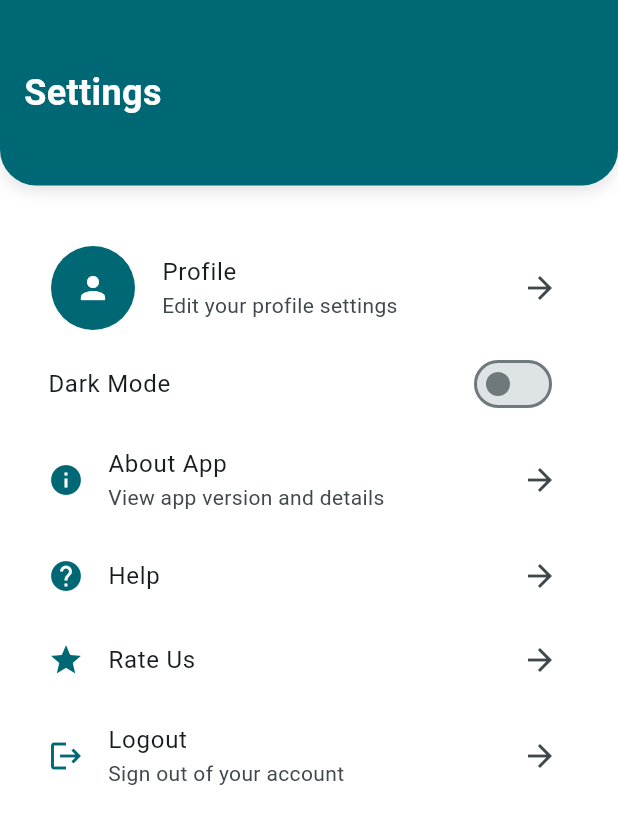
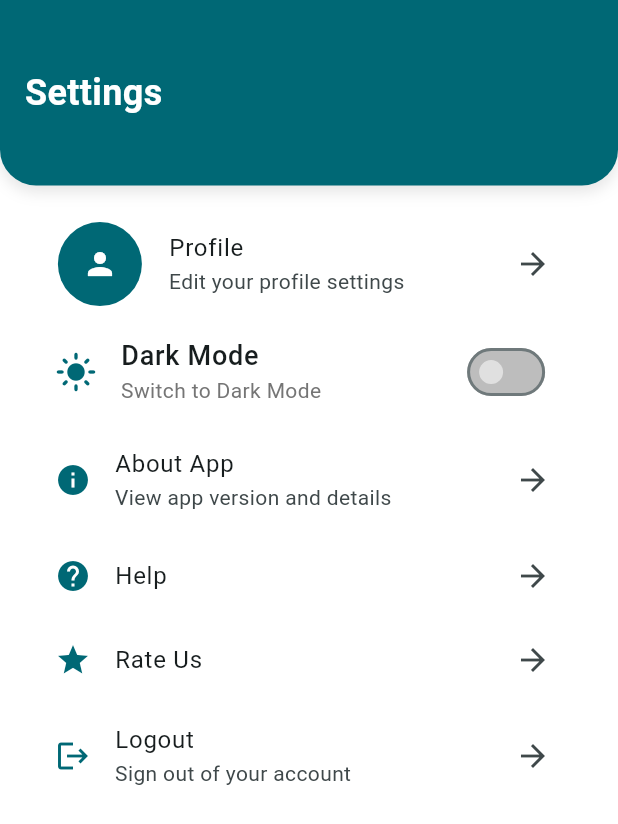
Before and after one commit to H4M1Z/resort_automation_app, a Flutter app: the SettingsTab screen opened by its route, on a phone screen of 412 x 824 dp. Shown: the top 824 px of the screen. Run offline on Flutter 3.47's test engine with Material 3 defaults, Android fonts, the phone set to English and light mode, and no system bars; our stand-ins replace animated_notch_bottom_bar, cloud_firestore, connectivity_plus, firebase_auth, firebase_core, flutter_riverpod and 8 more; missing offline and left inert: form_validation, mqtt_client; accounts and stored records are empty.

Commit message:
All things get completed

```diff
--- a/lib/core/dialogs/logout_dialog.dart
+++ b/lib/core/dialogs/logout_dialog.dart
@@ -41,6 +41,9 @@ void showLogoutConfirmationDialog(BuildContext context, WidgetRef ref) {
               await sharedPref
                   .remove(SharedPrefKeys.kisUserSignedInUsingProvider);
               await sharedPref.remove(SharedPrefKeys.kUserUID);
+              await sharedPref.remove(SharedPrefKeys.kUserName);
+              await sharedPref.remove(SharedPrefKeys.kUserPicUrl);
+              await sharedPref.remove(SharedPrefKeys.kThemePrefrences);
               ref.read(bottomBarStateProvider.notifier).restoreState();
               // Perform logout action
               ref.read(settingTabControllerProvider.notifier).onLogOutClicked();
--- a/lib/core/protocol/Firestore_mqtt_Bridge.dart
+++ b/lib/core/protocol/Firestore_mqtt_Bridge.dart
@@ -64,6 +64,7 @@ Future<void> startListeningToFirestore(
 }
 
 void publishDeviceUpdate(
+  String deviceName,
   String userId,
   String deviceId,
   String status,
@@ -73,6 +74,8 @@ void publishDeviceUpdate(
 ) {
   final topic = 'user/$userId/device/$deviceId/status';
   final message = {
+    'deviceId': deviceId,
+    'deviceName': deviceName,
     'status': status,
     'type': deviceType,
     'attribute': attributeValue ?? '',
--- a/lib/pages/group_tab/widgets/group_container.dart
+++ b/lib/pages/group_tab/widgets/group_container.dart
@@ -80,11 +80,14 @@ class GroupContainer extends ConsumerWidget {
                       const SizedBox(width: 10), // Space between icon and text
                       // Group Name
                       Text(
+                        overflow: TextOverflow.ellipsis,
                         deviceGroup.groupName,
                         style: TextStyle(
                           fontSize: 20,
                           fontWeight: FontWeight.bold,
-                          color: isDarkMode ? Colors.white : Colors.black,
+                          color: isDarkMode
+                              ? Colors.white
+                              : Theme.of(context).primaryColor,
                         ),
                       ),
                     ],
--- a/lib/pages/login_page/controllers/login_page_controller.dart
+++ b/lib/pages/login_page/controllers/login_page_controller.dart
@@ -13,6 +13,7 @@ import 'package:home_automation_app/core/enums.dart';
 import 'package:home_automation_app/core/services/user_management_service.dart';
 import 'package:home_automation_app/core/services/user_profile_service.dart';
 import 'package:home_automation_app/main.dart';
+import 'package:home_automation_app/providers/user_addtion_state_provider.dart';
 
 import '../../../core/model_classes/sign_in_model.dart';
 import '../../../core/model_classes/user_model.dart';
@@ -87,7 +88,7 @@ class LoginPageController extends Notifier<UserSigninStates>
               .insertIsUserSignedInUsingProvider(false);
           if (isUserInserted && isUserSignedIn && providerInserted) {
             globalUserId = user.uid;
-
+            ref.read(userStateProvider.notifier).setUserData();
             state = UserSigninLoadedState();
           } else {
             state = UserSigninErrorState(
@@ -144,6 +145,7 @@ class LoginPageController extends Notifier<UserSigninStates>
         //....IF USER IS SIGNED IN SUCCESSFULLY SET LOADED STATE ELSE ERROR
         switch (isSignedIn) {
           case true:
+            ref.read(userStateProvider.notifier).setUserData();
             globalUserId = user.uid;
             state = UserSigninLoadedState();
             break;
--- a/lib/pages/profile_page/widgets/profile_page_widgets.dart
+++ b/lib/pages/profile_page/widgets/profile_page_widgets.dart
@@ -270,6 +270,7 @@ class StyledTextField extends StatelessWidget {
           ],
         ),
         child: TextFormField(
+          style: TextStyle(color: isDark ? Colors.black : Colors.black),
           obscureText: isPassword,
           enabled: enabled,
           controller: controller,
--- a/lib/pages/setting_tab/controller/setting_tab_controller.dart
+++ b/lib/pages/setting_tab/controller/setting_tab_controller.dart
@@ -60,6 +60,7 @@ class SettingTabController extends Notifier<SettingsTabStates> {
     final user = await _userProfileService.getUser();
     isEnabled = await _userManagementService.isUserSignedInUsingProvider();
     if (user != null) {
+      log("User Image Url ${user.profilePic}");
       name = user.userName;
       email = user.email;
       image = user.profilePic;
--- a/lib/pages/setting_tab/view/setting_tab_view.dart
+++ b/lib/pages/setting_tab/view/setting_tab_view.dart
@@ -1,11 +1,16 @@
+import 'dart:developer';
+
 import 'package:flutter/material.dart';
 import 'package:flutter/scheduler.dart';
 import 'package:flutter_riverpod/flutter_riverpod.dart';
 import 'package:home_automation_app/config/navigation/route_navigation.dart';
+import 'package:home_automation_app/config/service_locator.dart';
 import 'package:home_automation_app/core/dialogs/logout_dialog.dart';
+import 'package:home_automation_app/core/services/user_management_service.dart';
 import 'package:home_automation_app/pages/profile_page/profile_page.dart';
 import 'package:home_automation_app/pages/setting_tab/controller/setting_tab_controller.dart';
 import 'package:home_automation_app/themes/state_provider.dart';
+import 'package:home_automation_app/utils/asset_images.dart';
 
 import 'widgets/setting_tab_widget.dart';
 
@@ -18,8 +23,6 @@ class SettingsTab extends ConsumerStatefulWidget {
 }
 
 class SettingsTabState extends ConsumerState<SettingsTab> {
-  final bool _isDarkTheme = false;
-
   // Function to launch a URL (for Help or Rate Us)
   Future<void> _launchURL(String url) async {
     // if (await canLaunch(url)) {
@@ -31,22 +34,39 @@ class SettingsTabState extends ConsumerState<SettingsTab> {
 
   @override
   Widget build(BuildContext context) {
-    final size = MediaQuery.sizeOf(context);
+    final theme = Theme.of(context);
+    final isDark = theme.brightness == Brightness.dark;
+    String userProfilePic = "";
+    var sl = serviceLocator.get<UserManagementService>();
+    if (sl.isUserProfileUrlInPrefs()) {
+      userProfilePic = sl.getUserPicUrl();
+    }
+    log("User image Url in Prefs: $userProfilePic");
+
+    final size = MediaQuery.sizeOf(context); // Responsive screen size
+    final height = size.height;
+    final width = size.width;
+
     final settingsController = ref.read(settingTabControllerProvider.notifier);
     final themeProvider = ref.read(themeStateProvider.notifier);
+
     SchedulerBinding.instance.addPostFrameCallback(
       (timeStamp) {
         ref.read(settingTabControllerProvider.notifier).reinitializeState();
       },
     );
+
     return Scaffold(
       body: Stack(
         children: [
           Padding(
-            padding: const EdgeInsets.all(16.0),
+            padding: EdgeInsets.symmetric(
+              horizontal: width * 0.05, // Dynamic horizontal padding
+              vertical: height * 0.02, // Dynamic vertical padding
+            ),
             child: Column(
               children: [
-                const SizedBox(height: 140), // Add space for the top container
+                SizedBox(height: height * 0.15), // Top space is dynamic
                 GestureDetector(
                   onTap: () {
                     Navigator.pushNamed(
@@ -56,85 +76,111 @@ class SettingsTabState extends ConsumerState<SettingsTab> {
                         image: settingsController.image,
                         name: settingsController.name,
                         email: settingsController.email,
-                          isEnabled: settingsController.isEnabled),
+                        isEnabled: settingsController.isEnabled,
+                      ),
                     );
                   },
                   child: const ListTile(
                     leading: Hero(
                       tag: 'profileImage',
-                      child: ProfileWidget(),
+                      child: ProfileWidget(
+                        profileImageUrl: profileImage,
+                      ),
                     ),
                     title: Text("Profile"),
                     subtitle: Text("Edit your profile settings"),
                     trailing: Icon(Icons.arrow_forward),
                   ),
                 ),
-                Consumer(
-                  builder: (context, ref, child) {
-                    // Watch the current theme mode from the provider
-                    final isDarkTheme =
-                        ref.watch(themeStateProvider) == ThemeMode.dark;
-
-                    return SwitchListTile(
-                      title: const Text("Dark Mode"),
-                      value: isDarkTheme,
+                // Custom Dark Mode Tile with Icon
+                ListTile(
+                  leading: Icon(
+                    isDark ? Icons.dark_mode : Icons.light_mode,
+                    color:
+                        isDark ? Colors.amber : Theme.of(context).primaryColor,
+                    size: 28, // Adjust the size of the icon
+                  ),
+                  title: const Text(
+                    "Dark Mode",
+                    style: TextStyle(fontSize: 18, fontWeight: FontWeight.w500),
+                  ),
+                  subtitle: Text(
+                    isDark ? "Switch to Light Mode" : "Switch to Dark Mode",
+                    style: TextStyle(fontSize: 14, color: Colors.grey.shade600),
+                  ),
+                  trailing: Switch(
+                    value: isDark,
+                    activeColor: Theme.of(context).colorScheme.primary,
+                    inactiveThumbColor: Colors.grey.shade300,
+                    inactiveTrackColor: Colors.grey.shade400,
                     onChanged: (value) {
-                        // Use ref to call the toggleTheme method
+                      sl.setTheme(value);
                       themeProvider.toggleTheme(value);
                     },
-                    );
+                  ),
+                  onTap: () {
+                    // Trigger the theme change when the user taps the tile
+                    // sl.setTheme(isDark);
+                    // themeProvider.toggleTheme(!isDark);
                   },
                 ),
-                // App Version
+                Expanded(
+                  child: ListView(
+                    physics: const BouncingScrollPhysics(),
+                    children: [
                       ListTile(
-                  leading:
-                      Icon(Icons.info, color: Theme.of(context).primaryColor),
+                        leading: Icon(Icons.info,
+                            color: isDark
+                                ? Colors.white
+                                : Theme.of(context).primaryColor),
                         title: const Text("About App"),
                         subtitle: const Text("View app version and details"),
                         trailing: const Icon(Icons.arrow_forward),
                         onTap: () {
-                    // Show App Info Dialog
                           showAboutDialog(
                             context: context,
                             applicationName: "Home Automation App",
                             applicationVersion: "1.0.0",
                             applicationIcon: const Icon(Icons.home),
                             children: [
-                        const Text("This app helps manage your IoT devices."),
+                              const Text(
+                                  "This app helps manage your IoT devices."),
                             ],
                           );
                         },
                       ),
-                // Help List Tile
                       ListTile(
                         leading: Icon(
                           Icons.help,
-                    color: Theme.of(context).primaryColor,
+                          color: isDark
+                              ? Colors.white
+                              : Theme.of(context).primaryColor,
                         ),
                         title: const Text("Help"),
                         trailing: const Icon(Icons.arrow_forward),
                         onTap: () {
-                    _launchURL(
-                        'https://yourapphelpurl.com'); // Replace with your actual help URL
+                          _launchURL('https://yourapphelpurl.com');
                         },
                       ),
-                // Rate Us List Tile
                       ListTile(
-                  leading:
-                      Icon(Icons.star, color: Theme.of(context).primaryColor),
+                        leading: Icon(Icons.star,
+                            color: isDark
+                                ? Colors.white
+                                : Theme.of(context).primaryColor),
                         title: const Text("Rate Us"),
                         trailing: const Icon(Icons.arrow_forward),
                         onTap: () {
                           _launchURL(
-                        'https://play.google.com/store/apps/details?id=com.yourapp'); // Replace with your app's URL
+                              'https://play.google.com/store/apps/details?id=com.yourapp');
                         },
                       ),
-                // Logout Option
                       Consumer(
                         builder: (context, ref, child) {
                           return ListTile(
                             leading: Icon(Icons.logout,
-                          color: Theme.of(context).primaryColor),
+                                color: isDark
+                                    ? Colors.white
+                                    : Theme.of(context).primaryColor),
                             title: const Text("Logout"),
                             subtitle: const Text("Sign out of your account"),
                             trailing: const Icon(Icons.arrow_forward),
@@ -147,8 +193,11 @@ class SettingsTabState extends ConsumerState<SettingsTab> {
                     ],
                   ),
                 ),
+              ],
+            ),
+          ),
           Container(
-            height: size.height * 0.15,
+            height: height * 0.15, // Dynamic header height
             decoration: BoxDecoration(
               color: Theme.of(context).colorScheme.primary,
               borderRadius: const BorderRadius.only(
@@ -163,11 +212,11 @@ class SettingsTabState extends ConsumerState<SettingsTab> {
                 ),
               ],
             ),
-            child: const SafeArea(
+            child: SafeArea(
               child: Center(
                 child: Padding(
-                  padding: EdgeInsets.only(left: 16),
-                  child: Row(
+                  padding: EdgeInsets.only(left: width * 0.04),
+                  child: const Row(
                     mainAxisAlignment: MainAxisAlignment.start,
                     children: [
                       Text(
--- a/lib/pages/setting_tab/view/widgets/setting_tab_widget.dart
+++ b/lib/pages/setting_tab/view/widgets/setting_tab_widget.dart
@@ -6,7 +6,8 @@ import 'package:home_automation_app/core/commom/widgets/loading_widget.dart';
 import 'package:home_automation_app/pages/setting_tab/controller/setting_tab_controller.dart';
 
 class ProfileWidget extends ConsumerWidget {
-  const ProfileWidget({super.key});
+  final String profileImageUrl;
+  const ProfileWidget({super.key, required this.profileImageUrl});
 
   @override
   Widget build(BuildContext context, WidgetRef ref) {
--- a/lib/utils/strings/shared_pref_keys.dart
+++ b/lib/utils/strings/shared_pref_keys.dart
@@ -3,4 +3,8 @@ abstract class SharedPrefKeys {
   static const String kisUserSignedin = 'isUserSignedIn';
   static const String kisUserSignedInUsingProvider =
       'isUserSignedInUsingProvider';
+
+  static const String kUserName = "UserName";
+  static const String kUserPicUrl = "UserPicUrl";
+  static const String kThemePrefrences = "isDark";
 }
```
Also changed, not shown: lib/core/dialogs/widgets/device_slider.dart (+14 -0 lines), lib/core/dialogs/widgets/device_switch.dart (+15 -2 lines), lib/core/protocol/mqt_service.dart (+29 -2 lines), lib/core/services/user_management_service.dart (+86 -0 lines), lib/main.dart (+15 -3 lines), lib/pages/control_tab/widgets/sliver_header.dart (+7 -2 lines), lib/pages/group_tab/controller/group_switch_togle.dart (+13 -1 lines), lib/pages/group_tab/widgets/switch_nuemorphic.dart (+11 -1 lines), lib/providers/device_state_notifier/device_state_change_notifier.dart (+16 -4 lines), lib/providers/user_addtion_state_provider.dart (+35 -17 lines), lib/themes/state_provider.dart (+8 -1 lines). Lines whose indentation alone changed are shown as unchanged.
